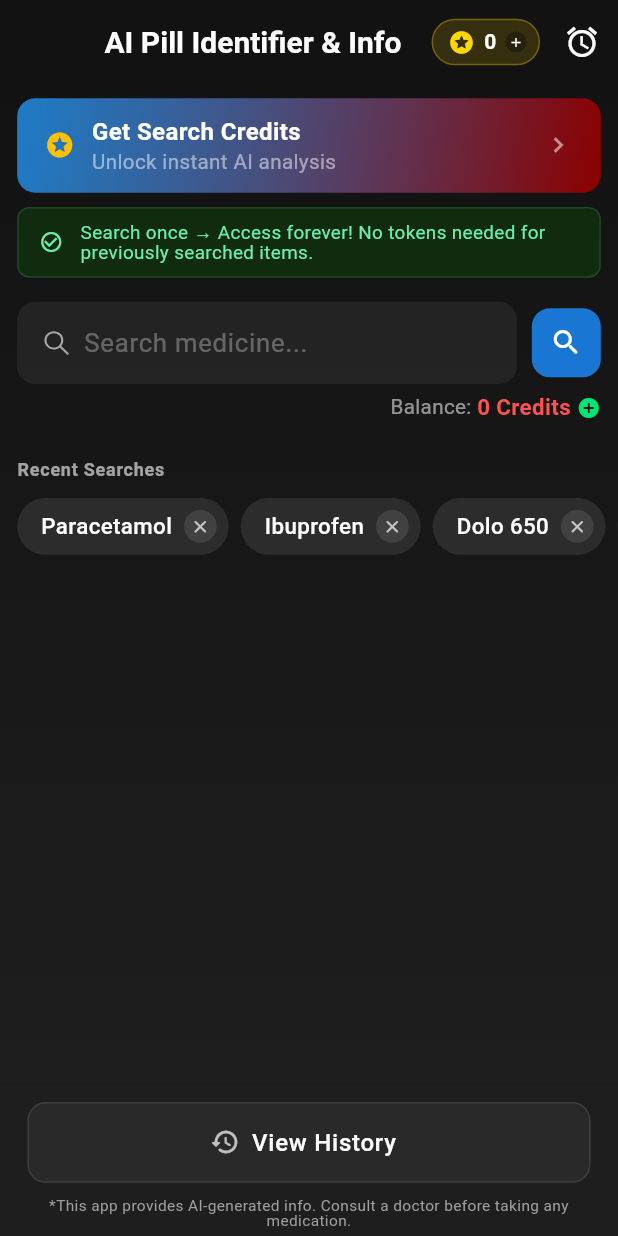
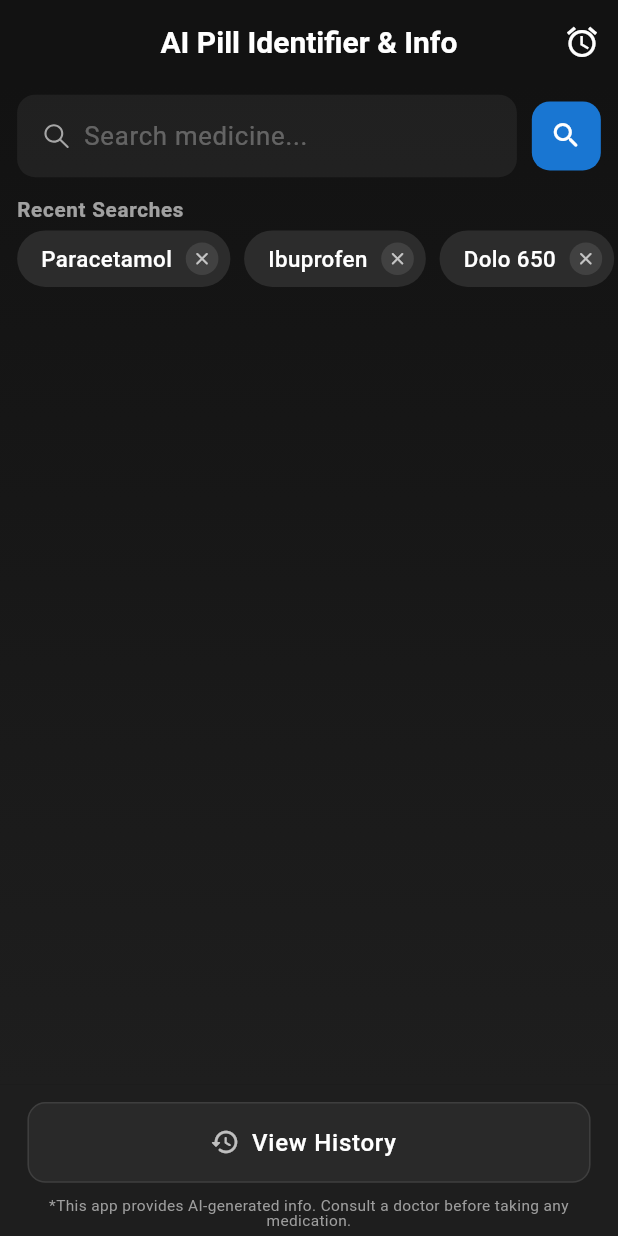
Before and after one commit to steptechnovision/ai_pill_identifier_and_info, a Flutter app: the screen it shows after launch, on a phone screen of 412 x 824 dp. Run offline on Flutter 3.47's test engine with Material 3 defaults, Android fonts, the phone set to English and light mode, and no system bars; our stand-ins replace dio, flutter_dotenv, flutter_local_notifications, flutter_screenutil, flutter_smart_dialog, flutter_svg and 6 more; missing offline and left inert: purchases_flutter; statements that could not run were skipped.

Commit message:
# added flag for screenshots

```diff
--- a/lib/screens/medicine_tracker_screen.dart
+++ b/lib/screens/medicine_tracker_screen.dart
@@ -6,6 +6,7 @@ import 'package:ai_medicine_tracker/helper/app_colors.dart';
 import 'package:ai_medicine_tracker/helper/constant.dart';
 import 'package:ai_medicine_tracker/helper/prefs.dart';
 import 'package:ai_medicine_tracker/helper/utils.dart';
+import 'package:ai_medicine_tracker/main.dart';
 import 'package:ai_medicine_tracker/repository/medicine_repository.dart';
 import 'package:ai_medicine_tracker/screens/add_reminder_screen.dart';
 import 'package:ai_medicine_tracker/screens/medicine_history_screen.dart';
@@ -363,6 +364,7 @@ class _MedicineTrackerScreenState extends State<MedicineTrackerScreen> {
           style: const TextStyle(fontWeight: FontWeight.bold, fontSize: 20),
         ),
         actions: [
+          if (!isForScreenShots)
             Padding(
               padding: const EdgeInsets.symmetric(vertical: 10, horizontal: 4),
               child: InkWell(
@@ -453,12 +455,11 @@ class _MedicineTrackerScreenState extends State<MedicineTrackerScreen> {
                 physics: const BouncingScrollPhysics(),
                 child: Column(
                   children: [
-                    _buildPurchaseButton(),
-                    _buildInfoBanner(),
-                    SizedBox(height: 16),
-                    // Using standard double instead of .h for safety in snippet
+                    if (!isForScreenShots) _buildPurchaseButton(),
+                    if (!isForScreenShots) _buildInfoBanner(),
+                    6.verticalSpace,
                     _buildSearchBar(),
-                    const SizedBox(height: 12),
+                    6.verticalSpace,
                     _buildMedicineChips(),
                     ValueListenableBuilder(
                       valueListenable: _isLoading,
@@ -500,7 +501,7 @@ class _MedicineTrackerScreenState extends State<MedicineTrackerScreen> {
         _openPurchaseScreen();
       },
       child: Container(
-        margin: EdgeInsets.symmetric(horizontal: 10.w, vertical: 8.h),
+        margin: EdgeInsets.symmetric(horizontal: 10.w, vertical: 6.h),
         decoration: BoxDecoration(
           // ✨ Gradient looks premium but takes less space visually
           gradient: LinearGradient(
@@ -513,7 +514,7 @@ class _MedicineTrackerScreenState extends State<MedicineTrackerScreen> {
           ),
           borderRadius: BorderRadius.circular(12),
         ),
-        padding: EdgeInsets.symmetric(vertical: 10.h, horizontal: 16.w),
+        padding: EdgeInsets.symmetric(vertical: 6.h, horizontal: 12.w),
         child: Row(
           mainAxisAlignment: MainAxisAlignment.spaceBetween,
           children: [
@@ -551,7 +552,7 @@ class _MedicineTrackerScreenState extends State<MedicineTrackerScreen> {
   Widget _buildInfoBanner() {
     return Container(
       margin: EdgeInsets.symmetric(horizontal: 10.w),
-      padding: EdgeInsets.symmetric(horizontal: 12.w, vertical: 8.h),
+      padding: EdgeInsets.symmetric(horizontal: 12.w, vertical: 6.h),
       decoration: BoxDecoration(
         color: const Color(0xFF0D3A0D).withValues(alpha: 0.6),
         borderRadius: BorderRadius.circular(8),
@@ -626,6 +627,7 @@ class _MedicineTrackerScreenState extends State<MedicineTrackerScreen> {
               ),
             ],
           ),
+          if (!isForScreenShots)
             Padding(
               padding: EdgeInsets.only(top: 4.h),
               child: Row(
@@ -675,15 +677,13 @@ class _MedicineTrackerScreenState extends State<MedicineTrackerScreen> {
       crossAxisAlignment: CrossAxisAlignment.start,
       children: [
         Padding(
-          padding: EdgeInsets.symmetric(horizontal: 10.w, vertical: 8.h),
-          child: Text(
+          padding: EdgeInsets.symmetric(horizontal: 10.w, vertical: 6.h),
+          child: AppText(
             "Recent Searches",
-            style: TextStyle(
             color: Colors.white.withValues(alpha: 0.6),
-              fontSize: 12,
+            fontSize: 12.sp,
             fontWeight: FontWeight.w600,
             letterSpacing: 0.5,
-            ),
           ),
         ),
         SizedBox(
@@ -694,7 +694,7 @@ class _MedicineTrackerScreenState extends State<MedicineTrackerScreen> {
             child: Row(
               children: _filteredChips.map((item) {
                 return Container(
-                  margin: const EdgeInsets.only(right: 8, bottom: 8),
+                  margin: EdgeInsets.only(right: 8.w, bottom: 8.h),
                   child: Material(
                     color: UIConstants.cardSurface,
                     borderRadius: BorderRadius.circular(20),
@@ -711,15 +711,13 @@ class _MedicineTrackerScreenState extends State<MedicineTrackerScreen> {
                         child: Row(
                           mainAxisSize: MainAxisSize.min,
                           children: [
-                            Text(
+                            AppText(
                               item.originalName,
-                              style: TextStyle(
                               color: Colors.white,
                               fontSize: 13.sp,
                               fontWeight: FontWeight.w500,
                             ),
-                            ),
-                            const SizedBox(width: 8),
+                            8.horizontalSpace,
                             InkWell(
                               onTap: () =>
                                   _deleteChipMedicine(item.originalName),
```
Lines whose indentation alone changed are shown as unchanged.
